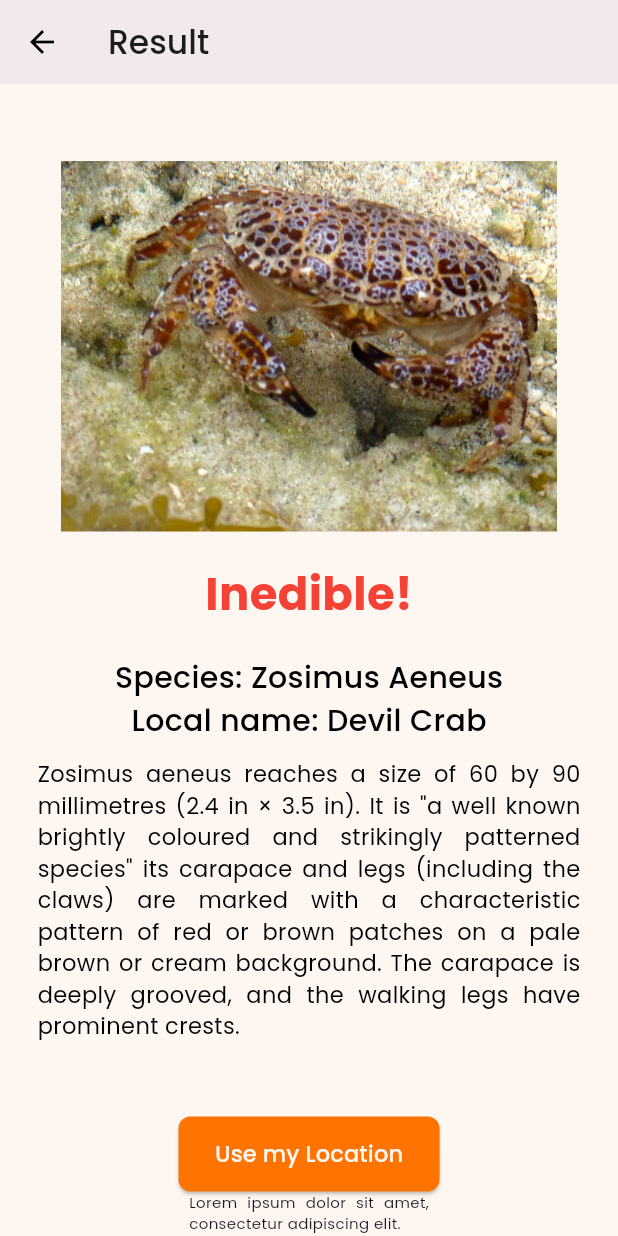
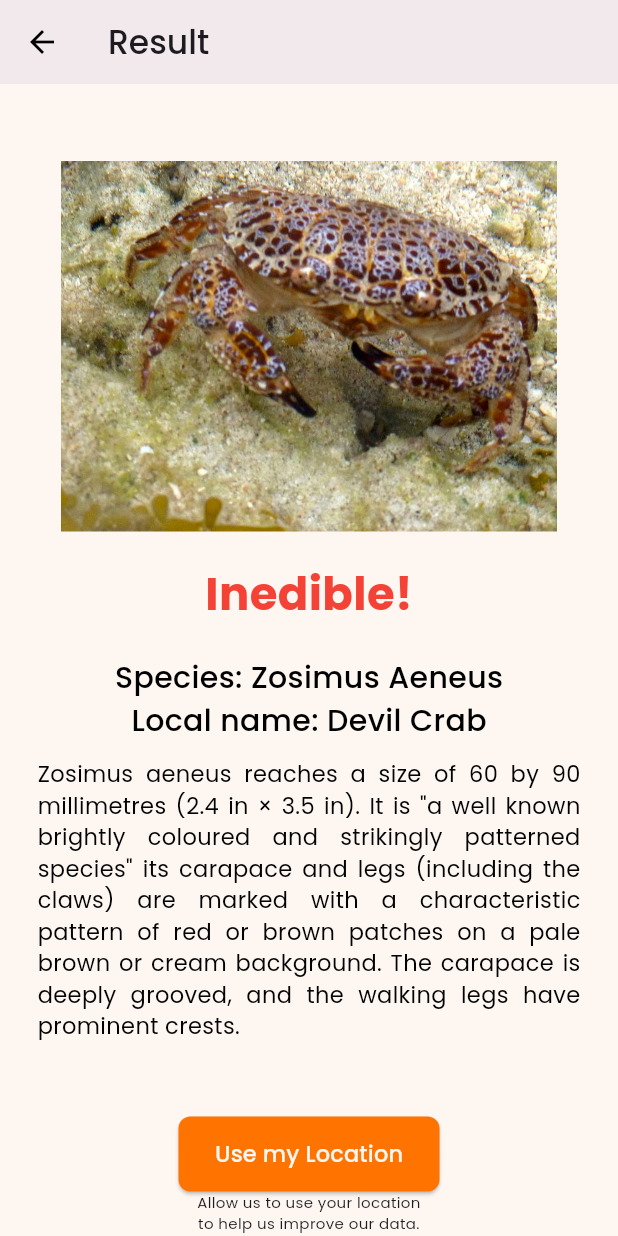
Before and after one commit to keannugran19/crabcheck, a Flutter app: the InfoPage screen opened directly, scrolled down 735 dp, on a phone screen of 412 x 824 dp. Run offline on Flutter 3.47's test engine with Material 3 defaults, Android fonts, the phone set to English and light mode, and no system bars; our stand-ins replace firebase_core, image_picker, location; accounts and stored records are empty.

Commit message:
UPDATE info page

```diff
--- a/lib/pages/info_page.dart
+++ b/lib/pages/info_page.dart
@@ -185,8 +185,8 @@ class InfoPage extends StatelessWidget {
                       height: 30,
                       width: 160,
                       child: Text(
-                        textAlign: TextAlign.justify,
-                        "Lorem ipsum dolor sit amet, consectetur adipiscing elit.",
+                        textAlign: TextAlign.center,
+                        "Allow us to use your location to help us improve our data.",
                         style: TextStyle(fontSize: 10),
                       ),
                     ),
```
